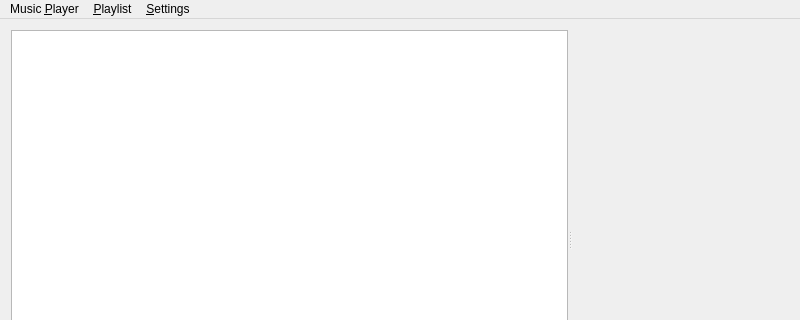
This is src/tomahawkwindow.ui in tomahawk-player/tomahawk as Qt 5 draws it before an edit; both pictures show x 0 to 800 and y 0 to 320 of the 800 by 480 pixel window. The edited form follows.
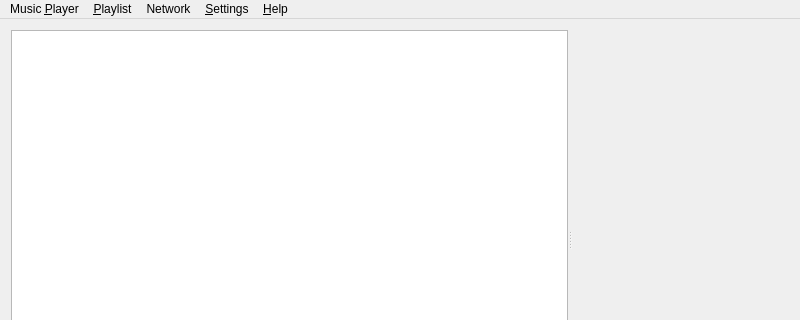
This is the edited form. Custom widgets are drawn as their Qt base class.

Commit message: * Don't try to reconnect if the jabber authentication failed. * Added basic "About Tomahawk" dialog.

Patch:
```diff
--- a/src/tomahawkwindow.ui
+++ b/src/tomahawkwindow.ui
@@ -39,7 +39,7 @@
      <x>0</x>
      <y>0</y>
      <width>800</width>
-     <height>22</height>
+     <height>20</height>
     </rect>
    </property>
    <widget class="QMenu" name="menuSettings">
@@ -65,9 +65,23 @@
     <addaction name="separator"/>
     <addaction name="actionLoadXSPF"/>
    </widget>
+   <widget class="QMenu" name="menuNetwork">
+    <property name="title">
+     <string>Network</string>
+    </property>
+    <addaction name="actionAddPeerManually"/>
+   </widget>
+   <widget class="QMenu" name="menu_Help">
+    <property name="title">
+     <string>&amp;Help</string>
+    </property>
+    <addaction name="actionAbout_Tomahawk"/>
+   </widget>
    <addaction name="menuApp"/>
    <addaction name="menuPlaylist"/>
+   <addaction name="menuNetwork"/>
    <addaction name="menuSettings"/>
+   <addaction name="menu_Help"/>
   </widget>
   <widget class="QStatusBar" name="statusBar"/>
   <action name="actionExit">
```
Left out of the diff: 6 changed lines with no effect on the pictures. The commit also changes 4 other files.
